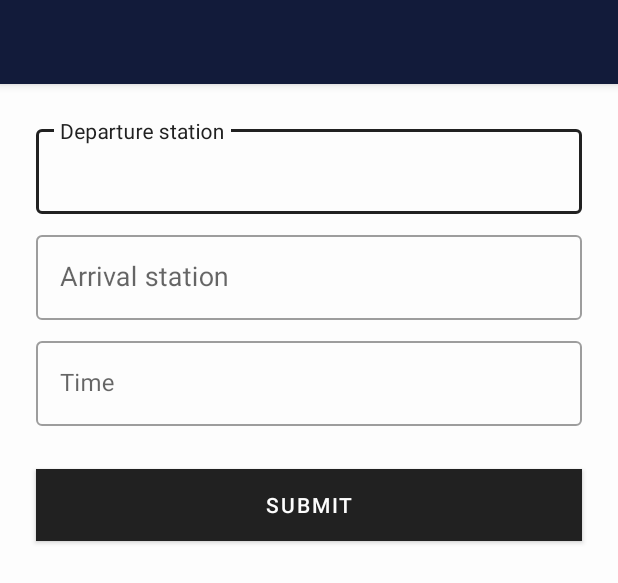
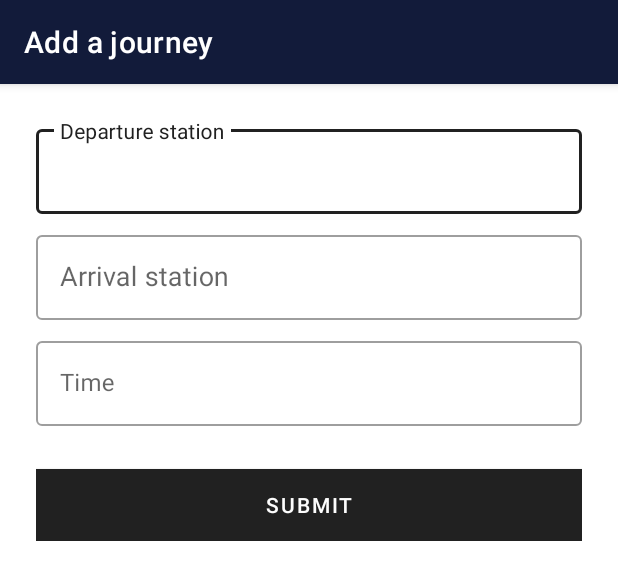
Before and after one commit to gbanne12/CheckMyTrain, an Android app: the layout activity_journey.xml on its own in the app's theme, with its tools: preview values and no code run, on a phone screen of 412 x 824 dp. Shown: the top 583 px of the screen. Run offline under Robolectric (Android 15) with nearby library versions, the phone set to English and light mode, and no system bars; network calls fail.

Commit message:
Update style to make it dark mode friendly and rename the app title.

```diff
--- a/app/src/main/res/layout/activity_journey.xml
+++ b/app/src/main/res/layout/activity_journey.xml
@@ -8,7 +8,6 @@
     <androidx.coordinatorlayout.widget.CoordinatorLayout
         android:layout_width="match_parent"
         android:layout_height="match_parent"
-        android:background="@color/colorPrimary"
         tools:context=".view.activity.journey.JourneyActivity">
 
         <LinearLayout
@@ -27,16 +26,15 @@
 
                 <androidx.appcompat.widget.Toolbar
                     android:id="@+id/journey_toolbar"
+                    app:title="@string/title_toolbar_activity_journey"
                     android:layout_width="match_parent"
                     android:layout_height="@dimen/app_bar_height" />
             </com.google.android.material.appbar.AppBarLayout>
 
             <LinearLayout
                 android:layout_width="match_parent"
-                android:layout_height="wrap_content"
+                android:layout_height="match_parent"
                 android:layout_marginBottom="@dimen/fab_margin"
-                android:clipChildren="false"
-                android:clipToPadding="false"
                 android:orientation="vertical"
                 android:padding="24dp">
 
@@ -93,6 +91,7 @@
                     android:text="@string/button_label_submit"
                     android:textColor="@color/colorPrimary" />
             </LinearLayout>
+
         </LinearLayout>
 
     </androidx.coordinatorlayout.widget.CoordinatorLayout>
--- a/app/src/main/res/values/strings.xml
+++ b/app/src/main/res/values/strings.xml
@@ -9,7 +9,8 @@
     <string name="button_label_cancel">Cancel</string>
     <string name="button_label_pending">Saved journeys</string>
     <string name="title_activity_pending_jobs">Saved journeys</string>
-    <string name="title_activity_journey">Add a journey</string>
+    <string name="title_activity_journey">Check my train</string>
+    <string name="title_toolbar_activity_journey">Add a journey</string>
     <string name="message_loading">Loading...</string>
     <string name="message_empty">No journeys have been created</string>
 </resources>
```
